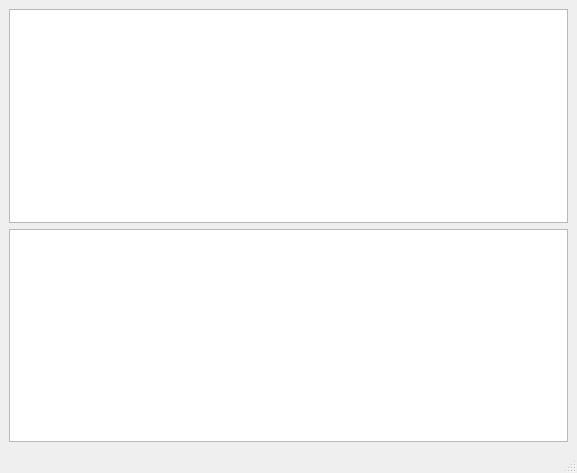
This is PythonApplication1/untitled.ui in Yul963/Converter-Of-Webp-python- as Qt 5 draws it before an edit. The edited form follows.
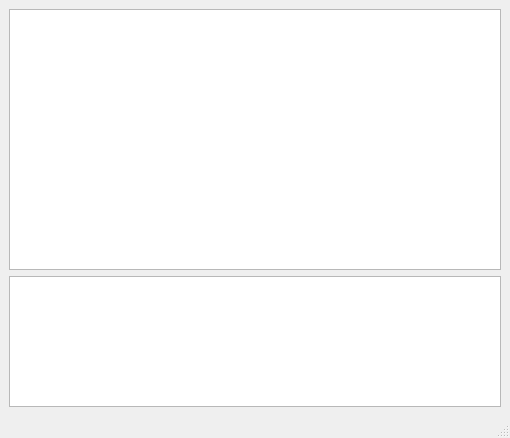
This is the edited form.

```diff
--- a/PythonApplication1/untitled.ui
+++ b/PythonApplication1/untitled.ui
@@ -6,8 +6,8 @@
    <rect>
     <x>0</x>
     <y>0</y>
-    <width>577</width>
-    <height>473</height>
+    <width>510</width>
+    <height>438</height>
    </rect>
   </property>
   <property name="windowTitle">
@@ -20,12 +20,25 @@
      <height>200</height>
     </size>
    </property>
-   <layout class="QVBoxLayout" name="verticalLayout">
+   <property name="toolTip">
+    <string/>
+   </property>
+   <layout class="QVBoxLayout" name="verticalLayout" stretch="4,2">
     <item>
-     <widget class="QTextBrowser" name="textBrowser"/>
+     <widget class="QTextBrowser" name="textBrowser">
+      <property name="toolTip">
+       <string>Progress</string>
+      </property>
+      <property name="lineWidth">
+       <number>1</number>
+      </property>
+      <property name="horizontalScrollBarPolicy">
+       <enum>Qt::ScrollBarAsNeeded</enum>
+      </property>
+     </widget>
     </item>
     <item>
-     <widget class="QGraphicsView" name="graphicsView"/>
+     <widget class="QTextBrowser" name="textBrowser_2"/>
     </item>
    </layout>
   </widget>
```
Left out of the diff: 13 changed lines with no effect on the pictures.
